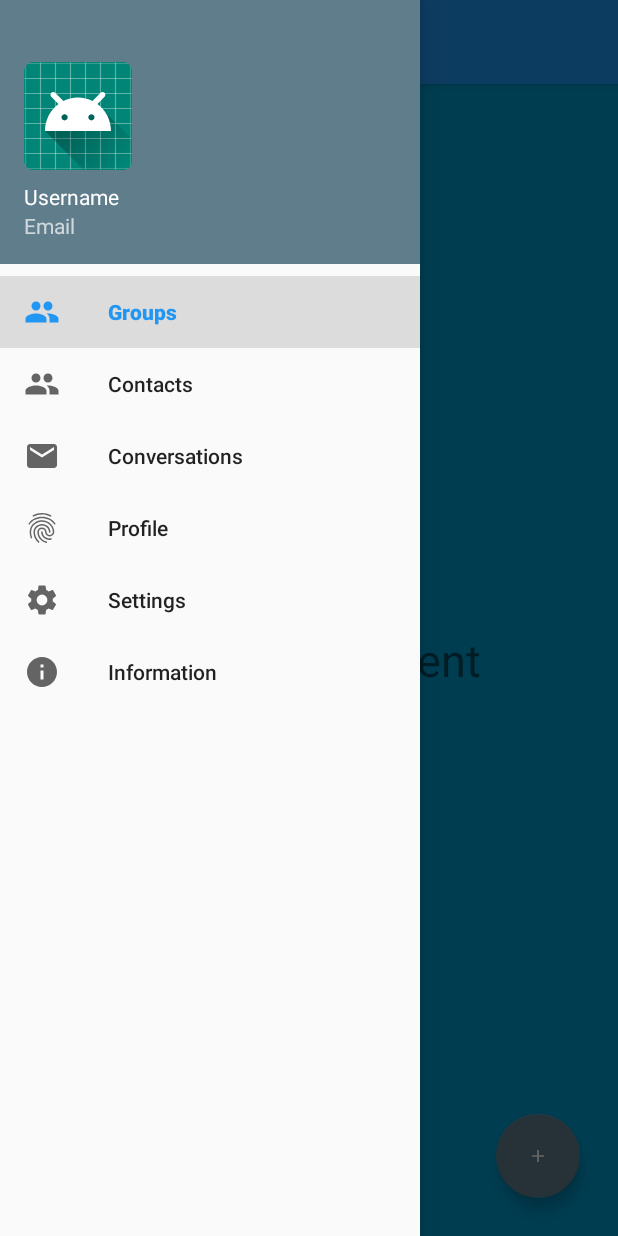
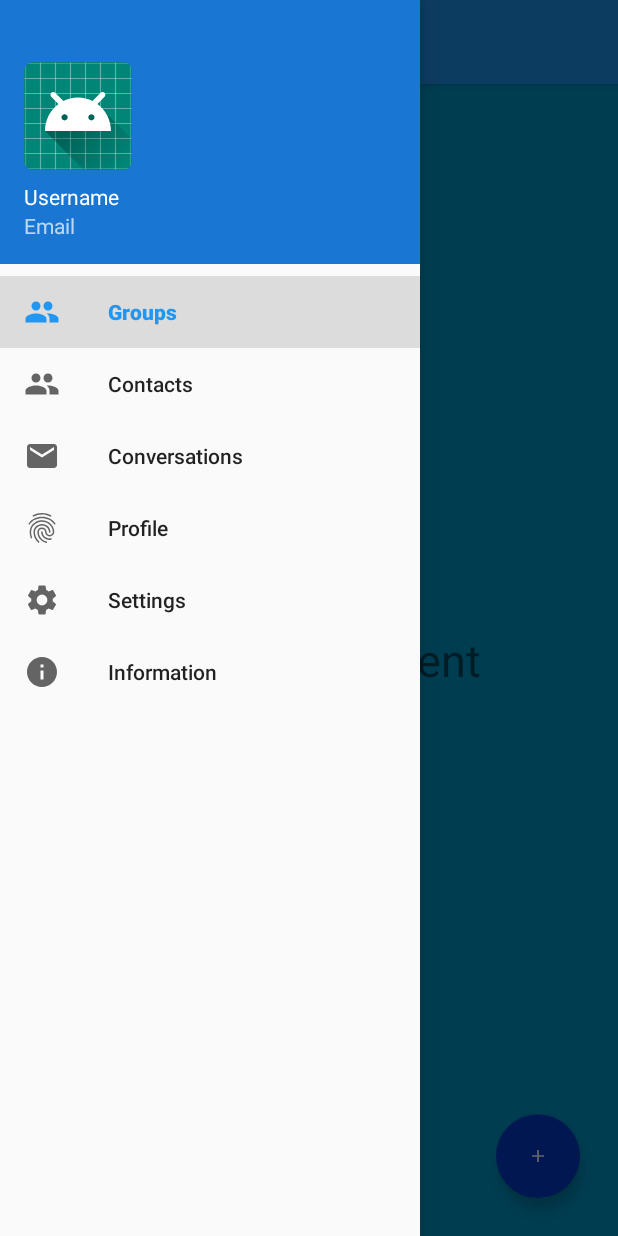
Before and after one commit to jnikodemus/projectearlybird, an Android app: the HomeActivity screen opened directly, with no data from a screen before it, with the side drawer open, on a phone screen of 412 x 824 dp. Run offline under Robolectric (Android 15) with nearby library versions, the phone set to English and light mode, and no system bars; libraries missing offline, so code that uses them is left out: com.parse; 4 statements that could not run were skipped.

Commit message:
changed accentColor and added avatarRow on Parse

```diff
--- a/app/src/main/res/layout/navigation_header.xml
+++ b/app/src/main/res/layout/navigation_header.xml
@@ -4,7 +4,7 @@
     android:orientation="vertical"
     android:layout_width="match_parent"
     android:layout_height="176dp"
-    android:background="@color/colorAccent"
+    android:background="@color/colorPrimaryDark"
     android:gravity="bottom"
     android:padding="16dp"
     android:theme="@style/ThemeOverlay.AppCompat.Dark">
--- a/app/src/main/res/values/colors.xml
+++ b/app/src/main/res/values/colors.xml
@@ -3,7 +3,7 @@
     <color name="colorPrimary">#2196F3</color>
     <color name="colorPrimaryDark">#1976D2</color>
     <color name="colorPrimaryLight">#BBDEFB</color>
-    <color name="colorAccent">#607D8B</color>
+    <color name="colorAccent">#0039cb</color>
     <color name="colorPrimaryText">#212121</color>
     <color name="colorSecondaryText">#757575</color>
     <color name="colorIcons">#FFFFFF</color>
```
Also changed, not shown: app/src/main/java/de/ntbit/projectearlybird/model/UserProfile.kt (+9 -0 lines).
